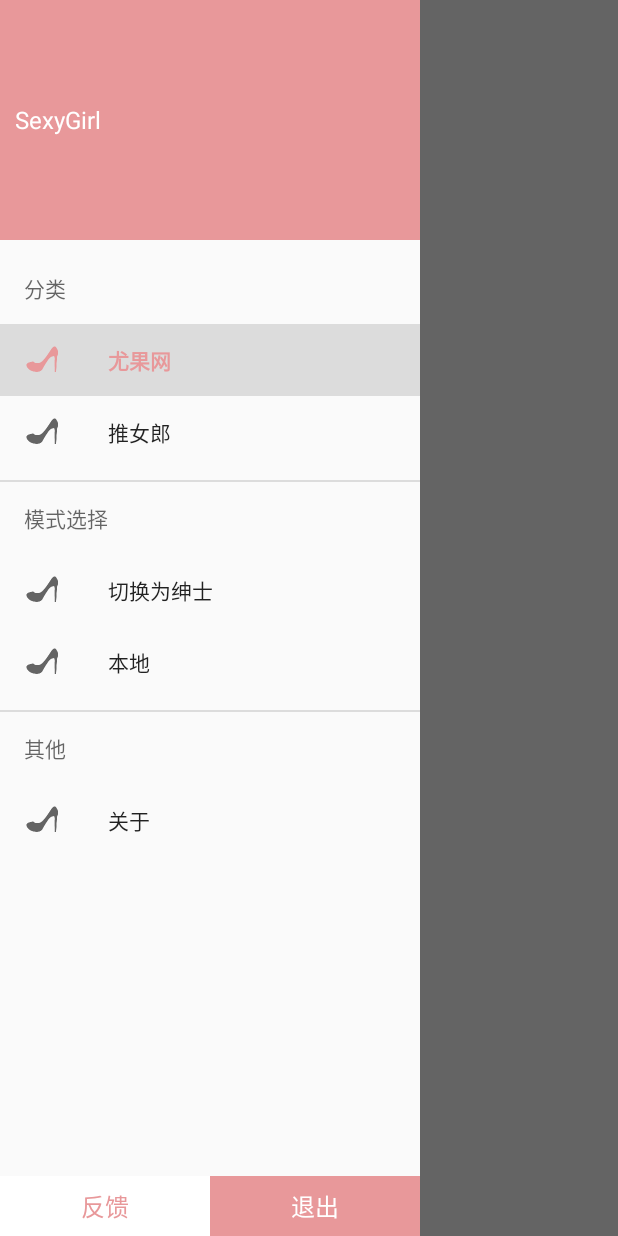
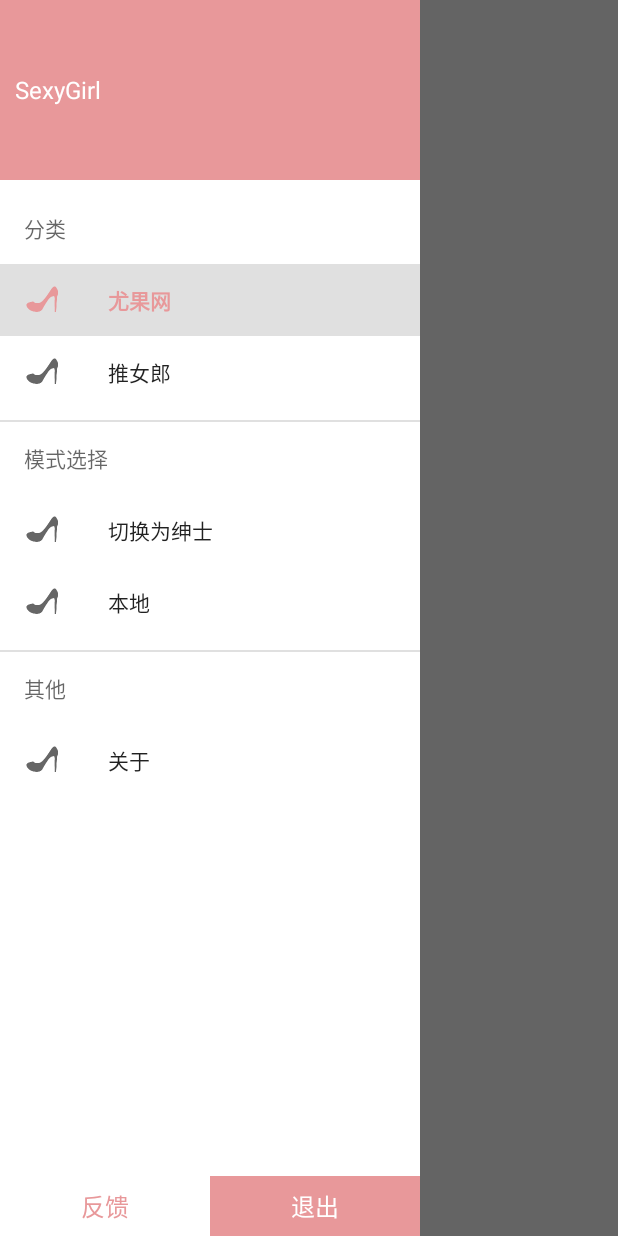
Before and after one commit to lord19871207/SexyGirl, an Android app: the screen it shows after launch (MainActivity), with the side drawer open, on a phone screen of 412 x 824 dp. Run offline under Robolectric (Android 15) with nearby library versions, the phone set to English and light mode, and no system bars; libraries missing offline, so code that uses them is left out: com.alibaba.fastjson, com.loopj.android, com.nostra13.universalimageloader, com.tencent.open, com.tencent.tauth and 2 more; 7 statements that could not run were skipped.

Commit message:
1:2016-07-14-20:54

```diff
--- a/app/src/main/java/com/vgaw/sexygirl/Utils/ImageUtil.java
+++ b/app/src/main/java/com/vgaw/sexygirl/Utils/ImageUtil.java
@@ -34,12 +34,12 @@ public class ImageUtil {
     public static DisplayImageOptions getAblumOptions(){
         DisplayImageOptions options = new DisplayImageOptions.Builder()
                 //.showImageForEmptyUri(R.drawable.ic_empty) // resource or drawable
-                .cacheInMemory(false) // default
-                .cacheOnDisk(true) // default
+                .cacheInMemory(false)
+                .cacheOnDisk(true)
                 //.preProcessor()
                 //.postProcessor()
                 //.decodingOptions()
-                //.displayer(new SimpleBitmapDisplayer()) // default
+                //.displayer(new SimpleBitmapDisplayer())
                 .build();
         return options;
     }
--- a/app/src/main/java/com/vgaw/sexygirl/Utils/PreferenceUtil.java
+++ b/app/src/main/java/com/vgaw/sexygirl/Utils/PreferenceUtil.java
@@ -52,7 +52,7 @@ public class PreferenceUtil {
     }
 
     public static boolean isPicMask(){
-        return sp.getBoolean("isPicMask", true);
+        return sp.getBoolean("isPicMask", false);
     }
 
     public static void setPicMask(boolean isPicMask){
--- a/app/src/main/res/layout/activity_main.xml
+++ b/app/src/main/res/layout/activity_main.xml
@@ -26,7 +26,8 @@
             android:layout_height="0dp"
             android:layout_weight="1"
             app:headerLayout="@layout/nav_header_main"
-            app:menu="@menu/activity_main_drawer" />
+            app:menu="@menu/activity_main_drawer"
+            android:background="@android:color/white"/>
 
         <LinearLayout
             android:layout_width="match_parent"
--- a/app/src/main/res/layout/nav_header_main.xml
+++ b/app/src/main/res/layout/nav_header_main.xml
@@ -1,7 +1,7 @@
 <?xml version="1.0" encoding="utf-8"?>
 <FrameLayout xmlns:android="http://schemas.android.com/apk/res/android"
     android:layout_width="match_parent"
-    android:layout_height="160dp"
+    android:layout_height="@dimen/space_120"
     android:gravity="bottom"
     android:orientation="vertical"
     android:padding="@dimen/space_10"
```
